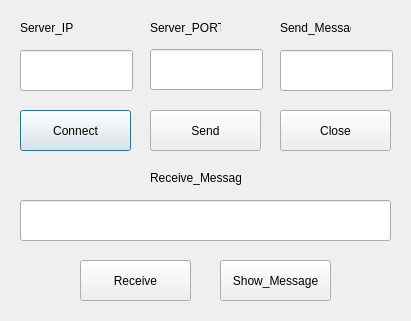
Above: TCP_Socket_tool_gui.ui from TianweiHUANG/untitled before the change. Below: the same form after it.
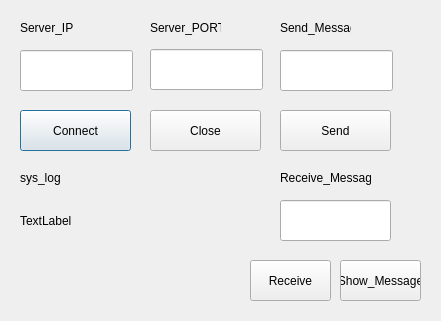
That is the form after the change.

The edit to the form file:
```diff
--- a/TCP_Socket_tool_gui.ui
+++ b/TCP_Socket_tool_gui.ui
@@ -6,7 +6,7 @@
    <rect>
     <x>0</x>
     <y>0</y>
-    <width>411</width>
+    <width>441</width>
     <height>321</height>
    </rect>
   </property>
@@ -98,7 +98,7 @@
   <widget class="QPushButton" name="pushButton_Send">
    <property name="geometry">
     <rect>
-     <x>150</x>
+     <x>280</x>
      <y>110</y>
      <width>111</width>
      <height>41</height>
@@ -111,7 +111,7 @@
   <widget class="QPushButton" name="pushButton_Close">
    <property name="geometry">
     <rect>
-     <x>280</x>
+     <x>150</x>
      <y>110</y>
      <width>111</width>
      <height>41</height>
@@ -124,9 +124,9 @@
   <widget class="QPushButton" name="pushButton_Receive">
    <property name="geometry">
     <rect>
-     <x>80</x>
+     <x>250</x>
      <y>260</y>
-     <width>111</width>
+     <width>81</width>
      <height>41</height>
     </rect>
    </property>
@@ -137,9 +137,9 @@
   <widget class="QLineEdit" name="lineEdit_Receive_Message">
    <property name="geometry">
     <rect>
-     <x>20</x>
+     <x>280</x>
      <y>200</y>
-     <width>371</width>
+     <width>111</width>
      <height>41</height>
     </rect>
    </property>
@@ -147,7 +147,7 @@
   <widget class="QLabel" name="label_4">
    <property name="geometry">
     <rect>
-     <x>150</x>
+     <x>280</x>
      <y>170</y>
      <width>91</width>
      <height>16</height>
@@ -160,9 +160,9 @@
   <widget class="QPushButton" name="pushButton_Show_Message">
    <property name="geometry">
     <rect>
-     <x>220</x>
+     <x>340</x>
      <y>260</y>
-     <width>111</width>
+     <width>81</width>
      <height>41</height>
     </rect>
    </property>
@@ -170,6 +170,32 @@
     <string>Show_Message</string>
    </property>
   </widget>
+  <widget class="QLabel" name="label_sys_log">
+   <property name="geometry">
+    <rect>
+     <x>20</x>
+     <y>200</y>
+     <width>241</width>
+     <height>41</height>
+    </rect>
+   </property>
+   <property name="text">
+    <string>TextLabel</string>
+   </property>
+  </widget>
+  <widget class="QLabel" name="label_5">
+   <property name="geometry">
+    <rect>
+     <x>20</x>
+     <y>170</y>
+     <width>54</width>
+     <height>16</height>
+    </rect>
+   </property>
+   <property name="text">
+    <string>sys_log</string>
+   </property>
+  </widget>
  </widget>
  <resources/>
  <connections/>
```
